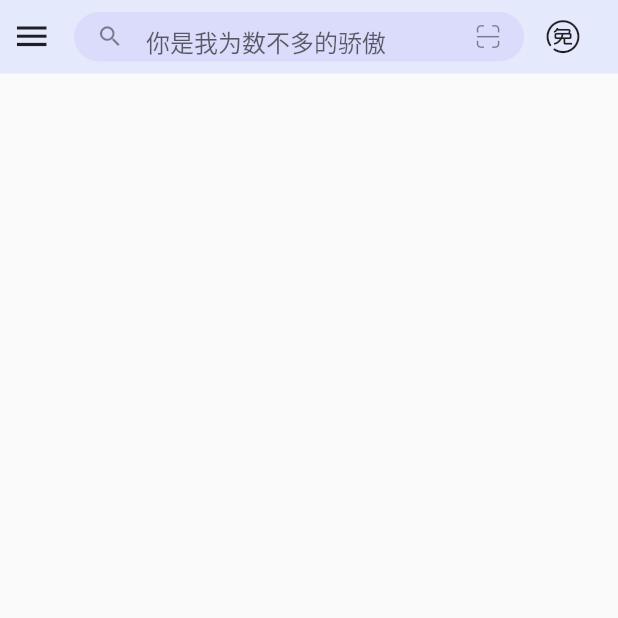
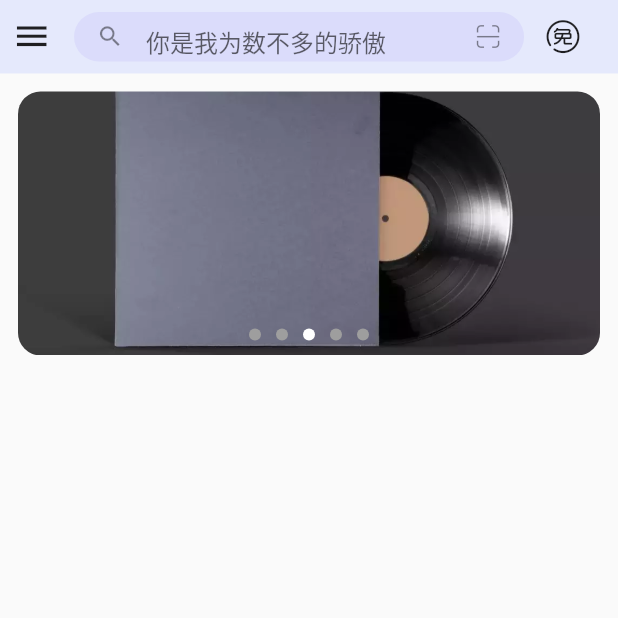
Before and after one commit to VaIOReTto1/CouldeMusic, a Flutter app: the screen it shows after launch, on a phone screen of 412 x 824 dp, the top half of it. Run offline on Flutter 3.47's test engine with Material 2 defaults, Android fonts, the phone set to English and light mode, and no system bars; our stand-ins replace flutter_screenutil.

Commit message:
feature：添加广告横幅

```diff
--- a/lib/HomePage.dart
+++ b/lib/HomePage.dart
@@ -2,6 +2,7 @@ import 'package:cloude_music/config/config.dart';
 import 'package:flutter/material.dart';
 
 import 'explore_page/search.dart';
+import 'explore_page/banner.dart';
 
 class HomePage extends StatefulWidget {
   const HomePage({super.key});
@@ -23,6 +24,7 @@ class _HomePageState extends State<HomePage> {
                 boxShadow: UIConfig.backgroundColor,
               ),
               child: const Search()),
+          RecommendBanner()
         ],
       ),
     );
--- /dev/null
+++ b/lib/explore_page/banner.dart
@@ -0,0 +1,104 @@
+import 'dart:async';
+import 'package:flutter/material.dart';
+
+class RecommendBanner extends StatefulWidget {
+  const RecommendBanner({super.key});
+
+  @override
+  State<RecommendBanner> createState() => _RecommendBannerState();
+}
+
+class _RecommendBannerState extends State<RecommendBanner> {
+  final List<String> imagePaths = [
+    'image/ic_disk_place_holder.webp',
+    'image/ic_disk_place_holder.webp',
+    'image/ic_disk_place_holder.webp',
+    'image/ic_disk_place_holder.webp',
+    'image/ic_disk_place_holder.webp',
+  ];
+
+  final PageController _pageController = PageController();
+  int _currentPage = 0;
+  Timer? _timer;
+
+  @override
+  void initState() {
+    super.initState();
+    _startAutoScroll();
+  }
+
+  @override
+  void dispose() {
+    _timer?.cancel();
+    _pageController.dispose();
+    super.dispose();
+  }
+
+  void _startAutoScroll() {
+    _timer = Timer.periodic(const Duration(seconds: 3), (timer) {
+      if (_currentPage < imagePaths.length - 1) {
+        _currentPage++;
+      } else {
+        _currentPage = 0;
+      }
+
+      _pageController.animateToPage(
+        _currentPage,
+        duration: const Duration(milliseconds: 300),
+        curve: Curves.easeIn,
+      );
+    });
+  }
+
+  @override
+  Widget build(BuildContext context) {
+    return Container(
+      width: MediaQuery.of(context).size.width,
+      height: 200,
+      padding: const EdgeInsets.all(12),
+      child: Stack(
+        children: [
+          PageView.builder(
+            controller: _pageController,
+            itemCount: imagePaths.length,
+            onPageChanged: (index) {
+              setState(() {
+                _currentPage = index;
+              });
+            },
+            itemBuilder: (context, index) {
+              return ClipRRect(
+                borderRadius: BorderRadius.circular(15), // Rounded corners
+                child: Image.asset(
+                  imagePaths[index],
+                  fit: BoxFit.cover,
+                ),
+              );
+            },
+          ),
+          Positioned(
+            bottom: 10,
+            left: 0,
+            right: 0,
+            child: Row(
+              mainAxisAlignment: MainAxisAlignment.center,
+              children: List.generate(
+                imagePaths.length,
+                (index) => AnimatedContainer(
+                  duration: const Duration(milliseconds: 300),
+                  width: 8,
+                  height: 8,
+                  margin: const EdgeInsets.symmetric(horizontal: 5),
+                  decoration: BoxDecoration(
+                    shape: BoxShape.circle,
+                    color: _currentPage == index ? Colors.white : Colors.grey,
+                  ),
+                ),
+              ),
+            ),
+          ),
+        ],
+      ),
+    );
+  }
+}
--- a/pubspec.yaml
+++ b/pubspec.yaml
@@ -49,6 +49,7 @@ dev_dependencies:
   shared_preferences: ^2.1.0 # 本地存储
   dio: ^5.1.1 # 网络请求
   flutter_screenutil: ^5.7.0 # 屏幕适配
+  banner_carousel: ^1.2.1 #轮播图
 
 # For information on the generic Dart part of this file, see the
 # following page: https://dart.dev/tools/pub/pubspec
@@ -64,6 +65,8 @@ flutter:
     - family: iconfont
       fonts:
         - asset: image/iconfont.ttf
+  assets:
+    - image/ic_disk_place_holder.webp
 
   # To add assets to your application, add an assets section, like this:
   # assets:
```
Also changed, not shown: image/ic_disk_place_holder.webp (added), pubspec.lock.
